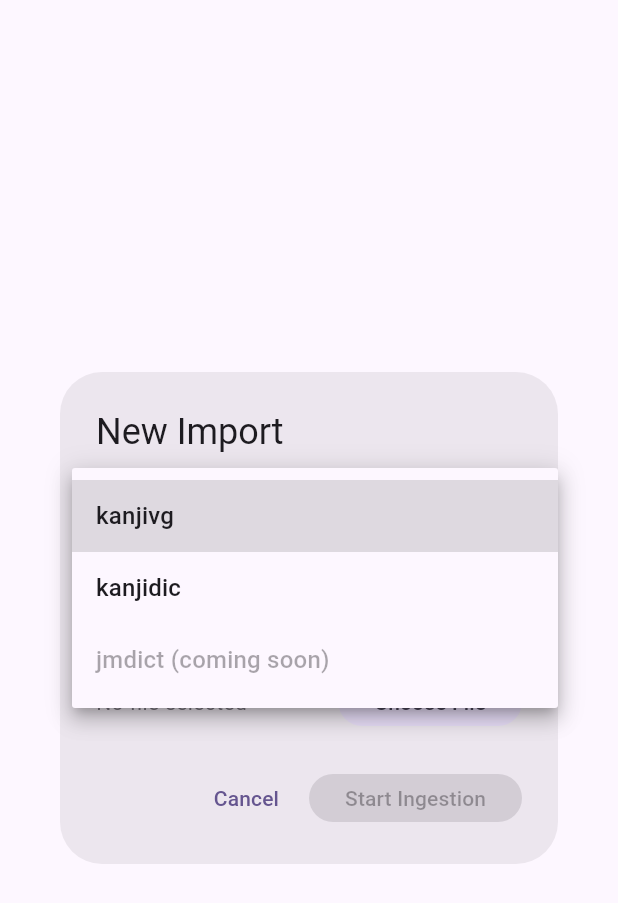
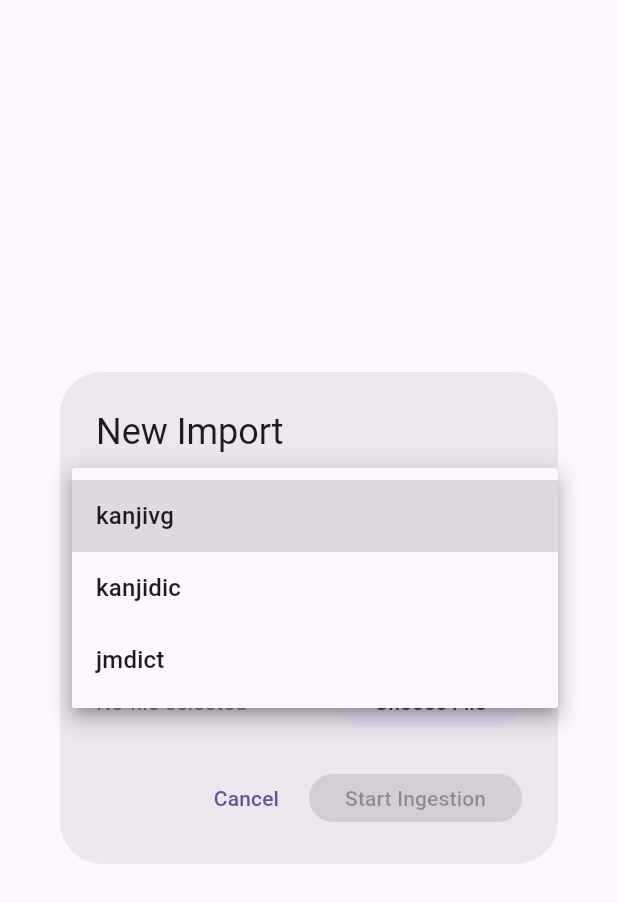
Before and after one commit to Va1erii/kanji_craft, a Flutter app: the NewImportDialog widget shown alone on an empty page, opened directly, after a tap on "kanjivg", on a phone screen of 412 x 824 dp. Shown: the top 903 px of the screen. Run offline on Flutter 3.47's test engine with Material 3 defaults, Android fonts, the phone set to English and light mode, and no system bars; our stand-ins replace drift, file_picker, flutter_bloc, freezed_annotation, get_it, go_router and 1 more; accounts and stored records are empty; generated files the repository leaves out were written again.

Commit message:
fix(admin): enable JMDict in UI and fix file picker
Remove "coming soon" guard on JMDict source in the import dialog.
Add user-selected.read-only entitlement to both Debug and Release
so the macOS sandbox allows FilePicker to present the open panel.

```diff
--- a/apps/admin/lib/presentation/widgets/new_import_dialog.dart
+++ b/apps/admin/lib/presentation/widgets/new_import_dialog.dart
@@ -28,9 +28,7 @@ class _NewImportDialogState extends State<NewImportDialog> {
   String? _fileName;
 
   bool get _canSubmit =>
-      _source != ImportSource.jmdict &&
-      _versionController.text.trim().isNotEmpty &&
-      _filePath != null;
+      _versionController.text.trim().isNotEmpty && _filePath != null;
 
   @override
   void dispose() {
@@ -71,20 +69,7 @@ class _NewImportDialogState extends State<NewImportDialog> {
                 for (final source in ImportSource.values)
                   DropdownMenuItem(
                     value: source,
-                    enabled: source != ImportSource.jmdict,
-                    child: Text(
-                      source == ImportSource.jmdict
-                          ? '${source.name} (coming soon)'
-                          : source.name,
-                      style: source == ImportSource.jmdict
-                          ? TextStyle(
-                              color: Theme.of(context)
-                                  .colorScheme
-                                  .onSurface
-                                  .withValues(alpha: 0.38),
-                            )
-                          : null,
-                    ),
+                    child: Text(source.name),
                   ),
               ],
               onChanged: (value) {
```
Also changed, not shown: 2 other files.
